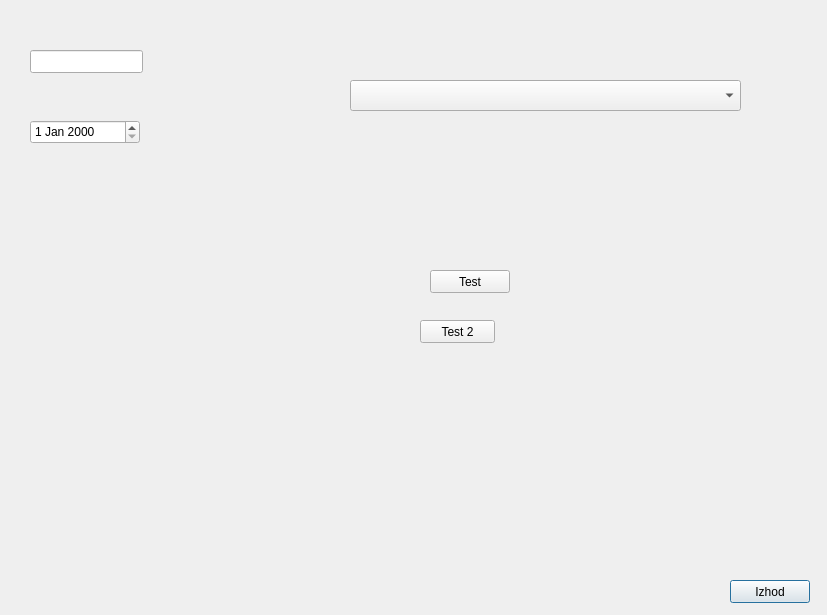
Above: testingdialog.ui from MaxMaxy/racun before the change. Below: the same form after it.
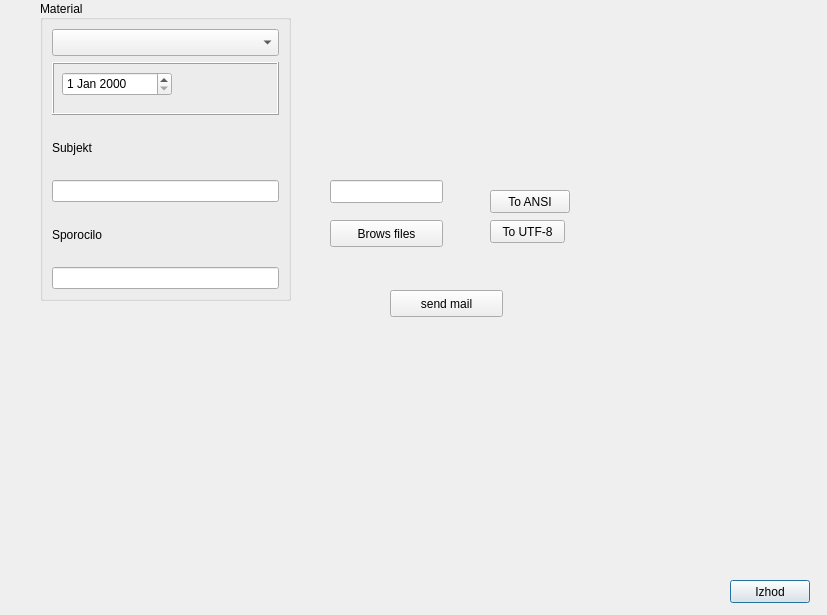
That is the form after the change.

Patch:
```diff
--- a/testingdialog.ui
+++ b/testingdialog.ui
@@ -29,66 +29,140 @@
   <widget class="QPushButton" name="pushButton_Test">
    <property name="geometry">
     <rect>
-     <x>430</x>
-     <y>270</y>
+     <x>490</x>
+     <y>190</y>
      <width>80</width>
      <height>23</height>
     </rect>
    </property>
    <property name="text">
-    <string>Test</string>
+    <string>To ANSI</string>
    </property>
   </widget>
   <widget class="QLineEdit" name="lineEdit">
    <property name="geometry">
     <rect>
-     <x>30</x>
-     <y>50</y>
+     <x>330</x>
+     <y>180</y>
      <width>113</width>
      <height>23</height>
     </rect>
    </property>
   </widget>
-  <widget class="QDateEdit" name="dateEdit">
-   <property name="geometry">
-    <rect>
-     <x>30</x>
-     <y>120</y>
-     <width>110</width>
-     <height>24</height>
-    </rect>
-   </property>
-  </widget>
-  <widget class="QComboBox" name="comboBox">
-   <property name="geometry">
-    <rect>
-     <x>350</x>
-     <y>80</y>
-     <width>391</width>
-     <height>31</height>
-    </rect>
-   </property>
-   <property name="font">
-    <font>
-     <pointsize>12</pointsize>
-     <weight>75</weight>
-     <bold>true</bold>
-    </font>
-   </property>
-  </widget>
   <widget class="QPushButton" name="pushButton_Test2">
    <property name="geometry">
     <rect>
-     <x>420</x>
-     <y>320</y>
+     <x>490</x>
+     <y>220</y>
      <width>75</width>
      <height>23</height>
     </rect>
    </property>
    <property name="text">
-    <string>Test 2</string>
+    <string>To UTF-8</string>
    </property>
   </widget>
+  <widget class="QPushButton" name="pushButtonSendMail">
+   <property name="geometry">
+    <rect>
+     <x>390</x>
+     <y>290</y>
+     <width>113</width>
+     <height>27</height>
+    </rect>
+   </property>
+   <property name="text">
+    <string>send mail</string>
+   </property>
+  </widget>
+  <widget class="QPushButton" name="pushButtonBrowsFiles">
+   <property name="geometry">
+    <rect>
+     <x>330</x>
+     <y>220</y>
+     <width>113</width>
+     <height>27</height>
+    </rect>
+   </property>
+   <property name="text">
+    <string>Brows files</string>
+   </property>
+  </widget>
+  <widget class="QGroupBox" name="groupBox">
+   <property name="geometry">
+    <rect>
+     <x>40</x>
+     <y>0</y>
+     <width>251</width>
+     <height>301</height>
+    </rect>
+   </property>
+   <property name="title">
+    <string>Material</string>
+   </property>
+   <property name="alignment">
+    <set>Qt::AlignLeading|Qt::AlignLeft|Qt::AlignVCenter</set>
+   </property>
+   <property name="flat">
+    <bool>false</bool>
+   </property>
+   <property name="checkable">
+    <bool>false</bool>
+   </property>
+   <layout class="QVBoxLayout" name="verticalLayout">
+    <item>
+     <widget class="QComboBox" name="comboBox">
+      <property name="font">
+       <font>
+        <pointsize>12</pointsize>
+        <weight>75</weight>
+        <bold>true</bold>
+       </font>
+      </property>
+     </widget>
+    </item>
+    <item>
+     <widget class="QFrame" name="frame">
+      <property name="frameShape">
+       <enum>QFrame::Box</enum>
+      </property>
+      <property name="frameShadow">
+       <enum>QFrame::Raised</enum>
+      </property>
+      <widget class="QDateEdit" name="dateEdit">
+       <property name="geometry">
+        <rect>
+         <x>10</x>
+         <y>10</y>
+         <width>110</width>
+         <height>24</height>
+        </rect>
+       </property>
+      </widget>
+     </widget>
+    </item>
+    <item>
+     <widget class="QLabel" name="label">
+      <property name="text">
+       <string>Subjekt</string>
+      </property>
+     </widget>
+    </item>
+    <item>
+     <widget class="QLineEdit" name="lineEdit_text"/>
+    </item>
+    <item>
+     <widget class="QLabel" name="label_2">
+      <property name="text">
+       <string>Sporocilo</string>
+      </property>
+     </widget>
+    </item>
+    <item>
+     <widget class="QLineEdit" name="lineEdit_subject"/>
+    </item>
+   </layout>
+  </widget>
  </widget>
  <resources/>
  <connections>
```
